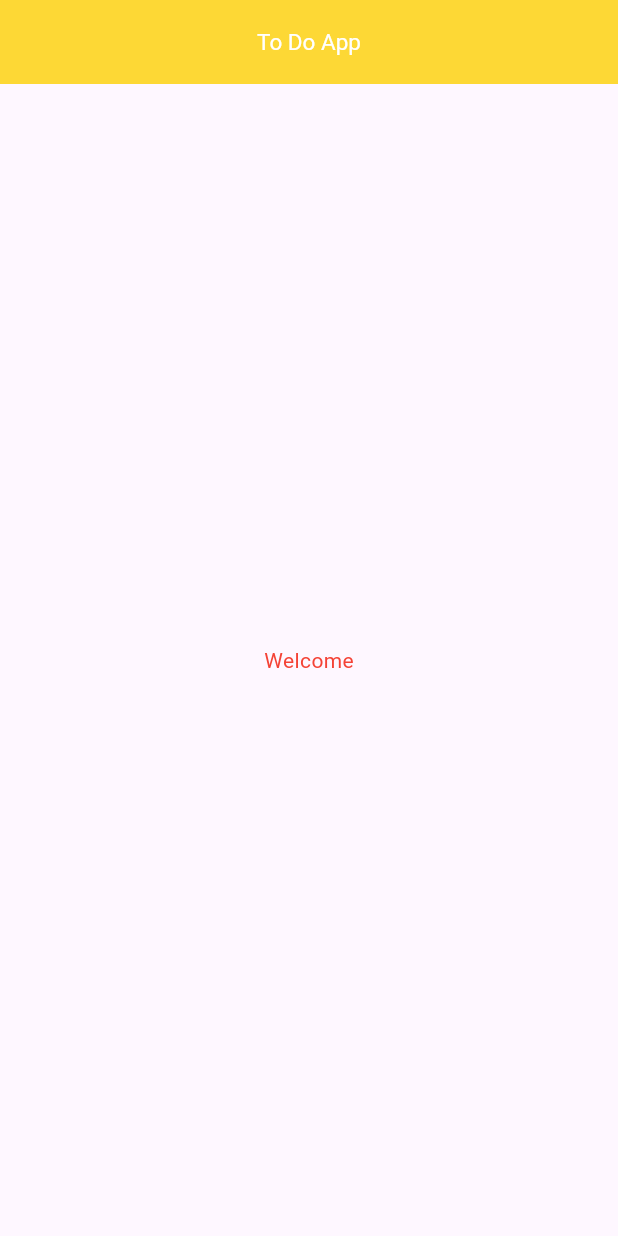
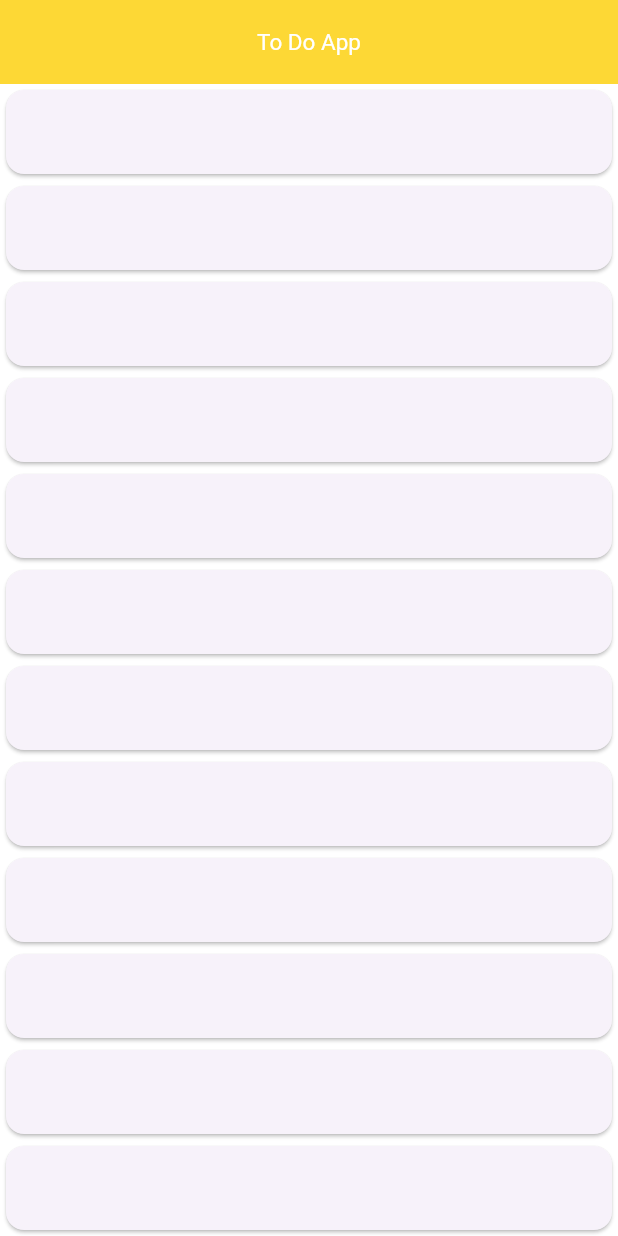
Before and after one commit to EbenezeriMaleko/todoappprogram, a Flutter app: the screen it shows after launch, on a phone screen of 412 x 824 dp. Run offline on Flutter 3.47's test engine with Material 3 defaults, Android fonts, the phone set to English and light mode, and no system bars.

Commit message:
Middle Changes

```diff
--- a/lib/main.dart
+++ b/lib/main.dart
@@ -1,5 +1,5 @@
 import 'package:flutter/material.dart';
-import 'package:todoappbasic/screens/to_do_list%20screen.dart';
+import 'package:todoappbasic/screens/to_do_list_screen.dart';
 
 void main() {
   runApp(MyApp());
@@ -8,7 +8,7 @@ void main() {
 class MyApp extends StatelessWidget {
   @override
   Widget build(BuildContext context) {
-    return MaterialApp(
+    return const MaterialApp(
       debugShowCheckedModeBanner: false,
       home:ToDoLists()
     );
--- a/lib/screens/to_do_list screen.dart
+++ b/lib/screens/to_do_list_screen.dart
@@ -1,7 +1,7 @@
 import 'package:flutter/material.dart';
+import 'package:todoappbasic/widget/task_card.dart';
 
 class ToDoLists extends StatefulWidget {
-
   const ToDoLists({super.key});
 
   @override
@@ -12,23 +12,28 @@ class _ToDoListsState extends State<ToDoLists> {
   @override
   Widget build(BuildContext context) {
     return Scaffold(
+      backgroundColor: Colors.white,
       appBar: AppBar(
-        title: Text(
+        title: const Text(
           "To Do App",
           style: TextStyle(
             color: Colors.white,
             fontSize: 15,
           ),
-          ),
+        ),
         centerTitle: true,
         backgroundColor: Colors.yellow[600],
       ),
-      body: Center(
-        child: Text(
-          "Welcome",
-        style: TextStyle(
-          color: Colors.red
-        ),),
+      body: Column(
+        children: [
+          Expanded(
+              child: ListView.builder(
+            itemCount: 100,
+            itemBuilder: (context, index) {
+              return ToDoList(task: "Hello", isCompleted: false);
+            },
+          ))
+        ],
       ),
     );
   }
--- /dev/null
+++ b/lib/widget/task_card.dart
@@ -0,0 +1,15 @@
+import 'package:flutter/material.dart';
+
+class ToDoList extends StatelessWidget {
+  final String task;
+  final bool isCompleted;
+
+  const ToDoList({super.key, required this.task, required this.isCompleted});
+
+  @override
+  Widget build(BuildContext context) {
+    return Card(
+      child: ListTile() ,
+    );
+  }
+}
```
